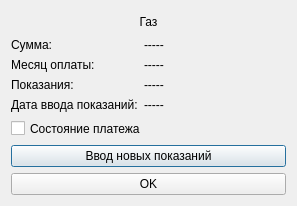
Qt form Forms/gas.ui (FenyukAndrew/QtCalculatePayment) before a commit.
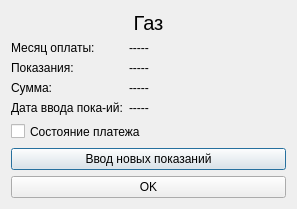
The same form after that commit.

```diff
--- a/Forms/gas.ui
+++ b/Forms/gas.ui
@@ -7,7 +7,7 @@
     <x>0</x>
     <y>0</y>
     <width>297</width>
-    <height>206</height>
+    <height>209</height>
    </rect>
   </property>
   <property name="sizePolicy">
@@ -33,6 +33,13 @@
      </property>
      <item>
       <widget class="QLabel" name="label">
+       <property name="font">
+        <font>
+         <pointsize>15</pointsize>
+         <weight>50</weight>
+         <bold>false</bold>
+        </font>
+       </property>
        <property name="text">
         <string>Газ</string>
        </property>
@@ -50,88 +57,51 @@
         <enum>QFormLayout::AllNonFixedFieldsGrow</enum>
        </property>
        <item row="0" column="0">
-        <widget class="QLabel" name="label_5">
-         <property name="text">
-          <string>Сумма:</string>
-         </property>
-        </widget>
-       </item>
-       <item row="0" column="1">
-        <widget class="QLabel" name="Sum">
-         <property name="palette">
-          <palette>
-           <active>
-            <colorrole role="Base">
-             <brush brushstyle="SolidPattern">
-              <color alpha="255">
-               <red>0</red>
-               <green>255</green>
-               <blue>127</blue>
-              </color>
-             </brush>
-            </colorrole>
-           </active>
-           <inactive>
-            <colorrole role="Base">
-             <brush brushstyle="SolidPattern">
-              <color alpha="255">
-               <red>0</red>
-               <green>255</green>
-               <blue>127</blue>
-              </color>
-             </brush>
-            </colorrole>
-           </inactive>
-           <disabled>
-            <colorrole role="Base">
-             <brush brushstyle="SolidPattern">
-              <color alpha="255">
-               <red>239</red>
-               <green>235</green>
-               <blue>231</blue>
-              </color>
-             </brush>
-            </colorrole>
-           </disabled>
-          </palette>
-         </property>
-         <property name="text">
-          <string>-----</string>
-         </property>
-        </widget>
-       </item>
-       <item row="1" column="0">
         <widget class="QLabel" name="label_3_1">
          <property name="text">
           <string>Месяц оплаты:</string>
          </property>
         </widget>
        </item>
-       <item row="1" column="1">
+       <item row="0" column="1">
         <widget class="QLabel" name="Month_Year_Payment">
          <property name="text">
           <string>-----</string>
          </property>
         </widget>
        </item>
-       <item row="2" column="0">
+       <item row="1" column="0">
         <widget class="QLabel" name="label_4">
          <property name="text">
           <string>Показания:</string>
          </property>
         </widget>
        </item>
-       <item row="2" column="1">
+       <item row="1" column="1">
         <widget class="QLabel" name="Value">
          <property name="text">
           <string>-----</string>
          </property>
         </widget>
        </item>
+       <item row="2" column="0">
+        <widget class="QLabel" name="label_5">
+         <property name="text">
+          <string>Сумма:</string>
+         </property>
+        </widget>
+       </item>
+       <item row="2" column="1">
+        <widget class="QLabel" name="Sum">
+         <property name="text">
+          <string>-----</string>
+         </property>
+        </widget>
+       </item>
        <item row="3" column="0">
         <widget class="QLabel" name="label_3">
          <property name="text">
-          <string>Дата ввода показаний:</string>
+          <string>Дата ввода пока-ий:</string>
          </property>
         </widget>
        </item>
```
